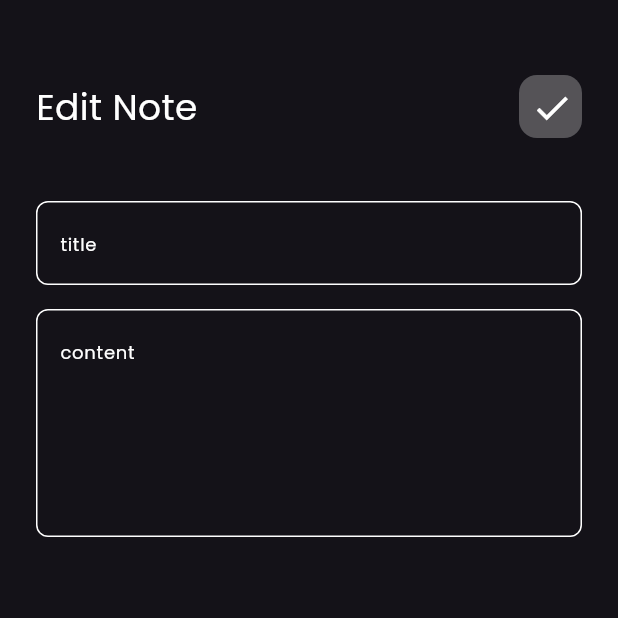
After one commit to engsayedhassan/notes_app_sayed, a Flutter app: the screen it shows after launch, after a tap on "Flutter tips", on a phone screen of 412 x 824 dp, the top half of it. The commit adds this screen. Run offline on Flutter 3.47's test engine with Material 3 defaults, Android fonts, the phone set to English and light mode, and no system bars; our stand-ins replace font_awesome_flutter.

Commit message:
editNoteWidget

```diff
--- /dev/null
+++ b/lib/views/edit_note_view.dart
@@ -0,0 +1,13 @@
+import 'package:flutter/material.dart';
+import 'package:notes_app_sayed/views/widgets/edit_note_view_body.dart';
+
+class EditNoteView extends StatelessWidget {
+  const EditNoteView({super.key});
+
+  @override
+  Widget build(BuildContext context) {
+    return Scaffold(
+      body: EditNoteViewBody(),
+    );
+  }
+}
--- a/lib/views/widgets/add_note_bottom_sheet.dart
+++ b/lib/views/widgets/add_note_bottom_sheet.dart
@@ -1,6 +1,6 @@
 import 'package:flutter/material.dart';
 import 'package:notes_app_sayed/constants.dart';
-import 'package:notes_app_sayed/views/widgets/custom_button.dart';
+import 'package:notes_app_sayed/views/widgets/custom_text_button.dart';
 import 'package:notes_app_sayed/views/widgets/custom_text_field.dart';
 
 class AddNoteBottomSheet extends StatelessWidget {
@@ -26,14 +26,16 @@ class AddNoteBottomSheet extends StatelessWidget {
               SizedBox(height: 16),
               CustomTextField(
                 hintText: 'title',
+                color: kPrimaryColor,
               ),
               SizedBox(height: 16),
               CustomTextField(
                 hintText: 'content',
                 maxLines: 4,
+                color: kPrimaryColor,
               ),
               SizedBox(height: 48),
-              CustomButton(),
+              CustomTextButton(),
             ],
           ),
         ),
--- a/lib/views/widgets/custom_app_bar.dart
+++ b/lib/views/widgets/custom_app_bar.dart
@@ -1,22 +1,25 @@
 import 'package:flutter/material.dart';
-import 'package:notes_app_sayed/views/widgets/custom_search_button.dart';
+import 'package:notes_app_sayed/views/widgets/custom_icon_button.dart';
 
 class CustomAppBar extends StatelessWidget {
-  const CustomAppBar({super.key});
-
+  const CustomAppBar({super.key, required this.title, required this.icon});
+  final String title;
+  final IconData icon;
   @override
   Widget build(BuildContext context) {
     return Row(
       children: [
         Text(
-          "Notes",
+          title,
           style: TextStyle(
             fontSize: 24,
             color: Colors.white,
           ),
         ),
         Spacer(),
-        CustomSearchButton(),
+        CustomIconButton(
+          icon: icon,
+        ),
       ],
     );
   }
--- a/lib/views/widgets/custom_search_button.dart
+++ b/lib/views/widgets/custom_icon_button.dart
@@ -1,10 +1,11 @@
 import 'package:flutter/material.dart';
 
-class CustomSearchButton extends StatelessWidget {
-  const CustomSearchButton({
+class CustomIconButton extends StatelessWidget {
+  const CustomIconButton({
     super.key,
+    required this.icon,
   });
-
+  final IconData icon;
   @override
   Widget build(BuildContext context) {
     return Container(
@@ -14,10 +15,12 @@ class CustomSearchButton extends StatelessWidget {
         color: Colors.white.withAlpha(70),
         borderRadius: BorderRadius.circular(12),
       ),
-      child: Icon(
-        Icons.search_outlined,
-        color: Colors.white,
-        size: 28,
+      child: Center(
+        child: IconButton(
+          onPressed: () {},
+          color: Colors.white,
+          icon: Icon(icon, size: 28),
+        ),
       ),
     );
   }
--- a/lib/views/widgets/custom_note_item.dart
+++ b/lib/views/widgets/custom_note_item.dart
@@ -1,12 +1,19 @@
 import 'package:flutter/material.dart';
 import 'package:font_awesome_flutter/font_awesome_flutter.dart';
+import 'package:notes_app_sayed/views/edit_note_view.dart';
 
 class CustomNoteItem extends StatelessWidget {
   const CustomNoteItem({super.key});
 
   @override
   Widget build(BuildContext context) {
-    return Container(
+    return GestureDetector(
+      onTap: (){
+        Navigator.push(context, MaterialPageRoute(builder: (context){
+          return EditNoteView();
+        }));
+      },
+      child: Container(
         decoration: BoxDecoration(
           color: Color(0xffFFCD7A),
           borderRadius: BorderRadius.circular(12),
@@ -56,6 +63,7 @@ class CustomNoteItem extends StatelessWidget {
             ),
           ],
         ),
+      ),
     );
   }
 }
--- a/lib/views/widgets/custom_button.dart
+++ b/lib/views/widgets/custom_text_button.dart
@@ -1,8 +1,8 @@
 import 'package:flutter/material.dart';
 import 'package:notes_app_sayed/constants.dart';
 
-class CustomButton extends StatelessWidget {
-  const CustomButton({super.key});
+class CustomTextButton extends StatelessWidget {
+  const CustomTextButton({super.key});
 
   @override
   Widget build(BuildContext context) {
--- a/lib/views/widgets/custom_text_field.dart
+++ b/lib/views/widgets/custom_text_field.dart
@@ -2,13 +2,16 @@ import 'package:flutter/material.dart';
 import 'package:notes_app_sayed/constants.dart';
 
 class CustomTextField extends StatelessWidget {
-  const CustomTextField({
+   CustomTextField({
     super.key,
      this.maxLines = 1,
     required this.hintText ,
+    this.color = Colors.white,
   });
+
   final int maxLines;
   final String hintText;
+  final Color color;
   @override
   Widget build(BuildContext context) {
     return TextField(
@@ -18,11 +21,11 @@ class CustomTextField extends StatelessWidget {
         hintText: hintText,
         hintStyle: TextStyle(
           fontSize: 12,
-          color: kPrimaryColor,
+          color: color,
         ),
-        border: buildBorder(kPrimaryColor),
-        enabledBorder: buildBorder(kPrimaryColor),
-        focusedBorder: buildBorder(kPrimaryColor),
+        border: buildBorder(color),
+        enabledBorder: buildBorder(color),
+        focusedBorder: buildBorder(color),
       ),
     );
   }
--- /dev/null
+++ b/lib/views/widgets/edit_note_view_body.dart
@@ -0,0 +1,32 @@
+import 'package:flutter/material.dart';
+import 'package:notes_app_sayed/views/widgets/custom_app_bar.dart';
+import 'package:notes_app_sayed/views/widgets/custom_text_field.dart';
+
+class EditNoteViewBody extends StatelessWidget {
+  const EditNoteViewBody({super.key});
+
+  @override
+  Widget build(BuildContext context) {
+    return Padding(
+      padding: const EdgeInsets.symmetric(horizontal: 24),
+      child: Column(
+        children: [
+          SizedBox(height: 50),
+          CustomAppBar(
+            icon: Icons.check_outlined,
+            title: 'Edit Note',
+          ),
+          SizedBox(height: 42),
+          CustomTextField(
+            hintText: 'title',
+          ),
+          SizedBox(height: 16),
+          CustomTextField(
+            hintText: 'content',
+            maxLines: 5,
+          ),
+        ],
+      ),
+    );
+  }
+}
--- a/lib/views/widgets/notes_view_body.dart
+++ b/lib/views/widgets/notes_view_body.dart
@@ -12,7 +12,7 @@ class NotesViewBody extends StatelessWidget {
       child: Column(
         children: [
           SizedBox(height: 42),
-          CustomAppBar(),
+          CustomAppBar(icon: Icons.search_outlined,title: 'Notes',),
           SizedBox(height: 24),
           Expanded(
             child: NotesListView(),
```
Lines whose indentation alone changed are shown as unchanged.
